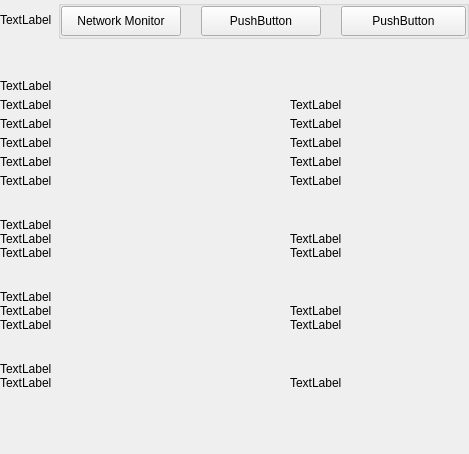
Qt form src/qt/vitae/settings/forms/settingsinformationwidget.ui (VitaeTeam/Vitae) before a commit.
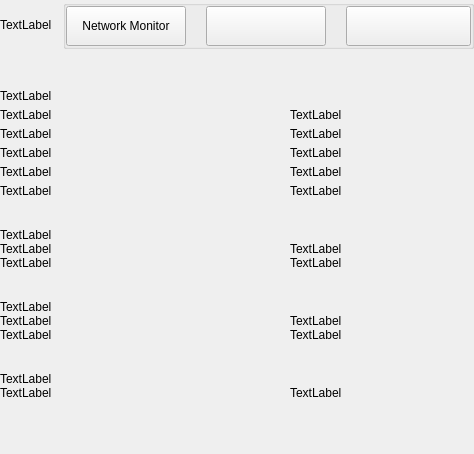
The same form after that commit.

Commit message:
[GUI] Inform if open pivx conf and open backups folder failed due some OS incapacity/restriction. Plus minor cleanup over the touched files.
Github-Pull: #1125
Rebased-From: b3ce8df3b34f76bc19c7a3420ddf596f0ebccb3d

```diff
--- a/src/qt/vitae/settings/forms/settingsinformationwidget.ui
+++ b/src/qt/vitae/settings/forms/settingsinformationwidget.ui
@@ -6,7 +6,7 @@
    <rect>
     <x>0</x>
     <y>0</y>
-    <width>469</width>
+    <width>474</width>
     <height>454</height>
    </rect>
   </property>
@@ -100,7 +100,13 @@
                <property name="minimumSize">
                 <size>
                  <width>120</width>
-                 <height>30</height>
+                 <height>40</height>
+                </size>
+               </property>
+               <property name="maximumSize">
+                <size>
+                 <width>16777215</width>
+                 <height>40</height>
                 </size>
                </property>
                <property name="text">
@@ -113,17 +119,17 @@
                <property name="minimumSize">
                 <size>
                  <width>120</width>
-                 <height>30</height>
+                 <height>40</height>
                 </size>
                </property>
                <property name="maximumSize">
                 <size>
                  <width>120</width>
-                 <height>30</height>
+                 <height>40</height>
                 </size>
                </property>
                <property name="text">
-                <string>PushButton</string>
+                <string/>
                </property>
                <property name="checkable">
                 <bool>false</bool>
@@ -138,17 +144,17 @@
                <property name="minimumSize">
                 <size>
                  <width>125</width>
-                 <height>30</height>
+                 <height>40</height>
                 </size>
                </property>
                <property name="maximumSize">
                 <size>
                  <width>125</width>
-                 <height>30</height>
+                 <height>40</height>
                 </size>
                </property>
                <property name="text">
-                <string>PushButton</string>
+                <string/>
                </property>
                <property name="checkable">
                 <bool>false</bool>
```
The commit also changes 4 other files.
